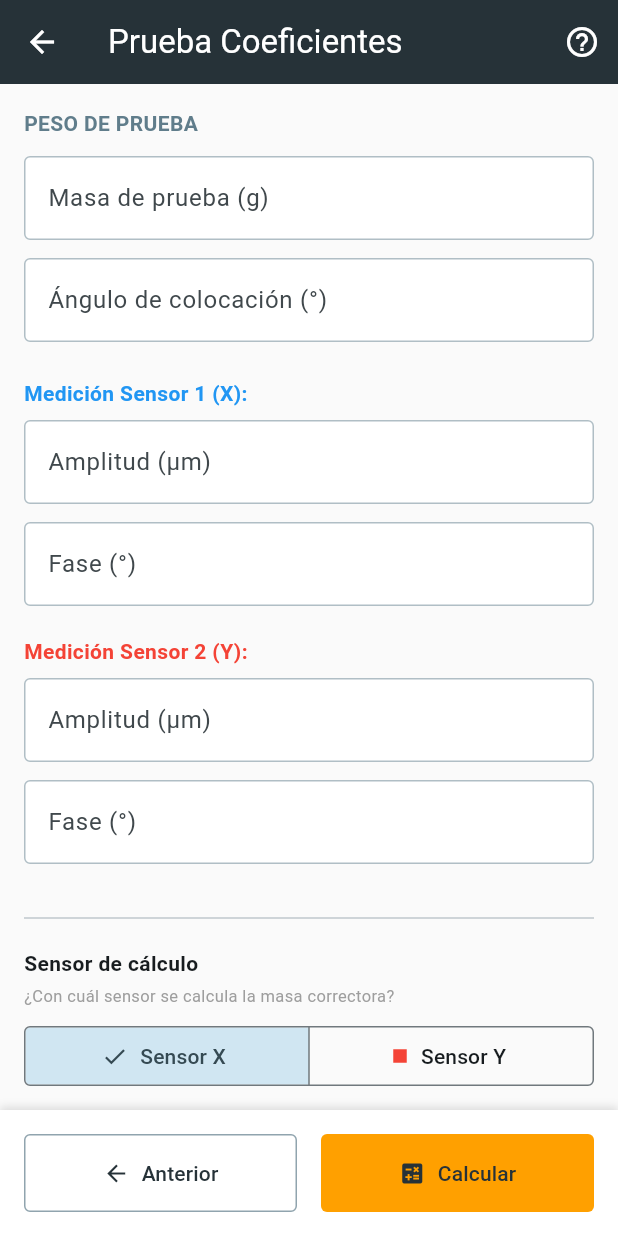
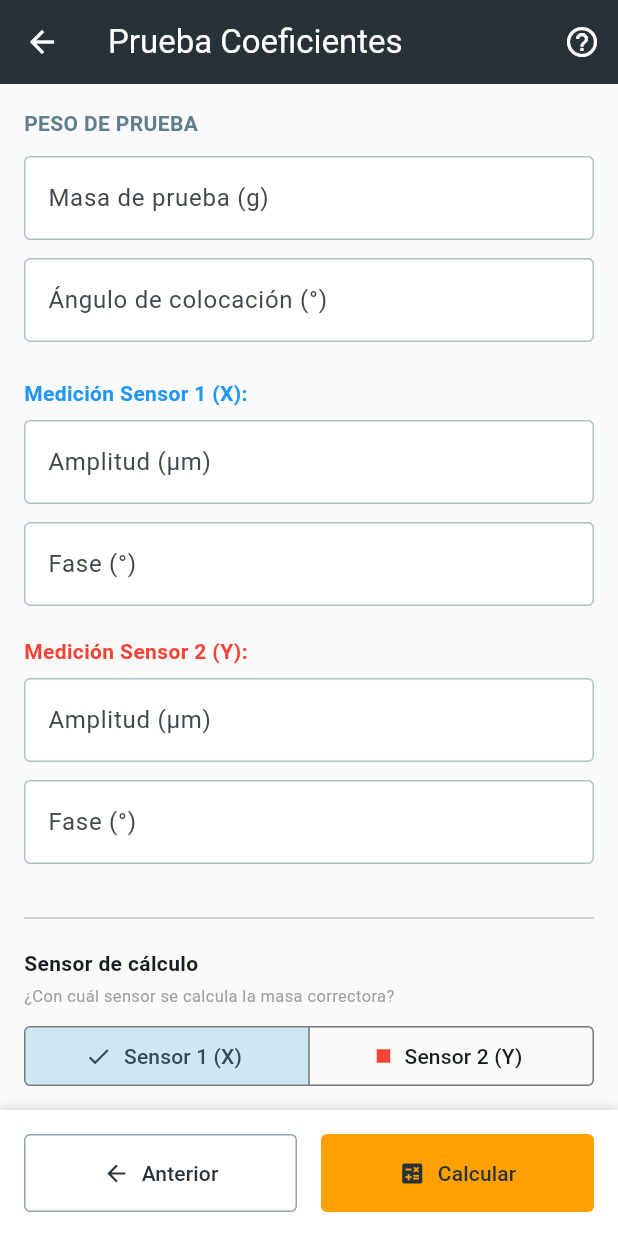
Before and after one commit to a8abhinav02-lgtm/balanceo_app, a Flutter app: the PruebaCoeficientesScreen screen opened by its route, on a phone screen of 412 x 824 dp. Run offline on Flutter 3.47's test engine with Material 3 defaults, Android fonts, the phone set to English and light mode, and no system bars; our stand-ins replace flutter_markdown, pdf, share_plus, shared_preferences; missing offline and left inert: file_saver; accounts and stored records are empty; project files that could hold a hidden picture were left out.

Commit message:
Implement Phase 2: Dynamic sensor tags nomenclature in UI, PDF report, operational guide, and test suite

```diff
--- a/lib/screens/prueba_coeficientes_screen.dart
+++ b/lib/screens/prueba_coeficientes_screen.dart
@@ -70,6 +70,9 @@ class _PruebaCoeficientesScreenState extends State<PruebaCoeficientesScreen> {
   Widget build(BuildContext context) {
     final provider = Provider.of<BalanceoProvider>(context);
     final es2Planos = provider.config?.numPlanos == 2;
+    final config = provider.config;
+    final tag1 = config != null && config.canales.isNotEmpty ? config.canales[0].tag : 'Sensor 1 (X)';
+    final tag2 = config != null && config.canales.length > 1 ? config.canales[1].tag : 'Sensor 2 (Y)';
 
     return Scaffold(
       appBar: AppBar(
@@ -98,14 +101,14 @@ class _PruebaCoeficientesScreenState extends State<PruebaCoeficientesScreen> {
               _buildCampo('Ángulo de colocación (°)', _mtFaseController),
               const SizedBox(height: 24),
 
-              const Text('Medición Sensor 1 (X):', style: TextStyle(fontWeight: FontWeight.bold, color: Colors.blue)),
+              Text('Medición $tag1:', style: const TextStyle(fontWeight: FontWeight.bold, color: Colors.blue)),
               const SizedBox(height: 8),
               _buildCampo('Amplitud (${provider.config?.unidadStr ?? 'µm'})', _v1AmpController),
               const SizedBox(height: 12),
               _buildCampo('Fase (°)', _v1FaseController),
               const SizedBox(height: 20),
 
-              const Text('Medición Sensor 2 (Y):', style: TextStyle(fontWeight: FontWeight.bold, color: Colors.red)),
+              Text('Medición $tag2:', style: const TextStyle(fontWeight: FontWeight.bold, color: Colors.red)),
               const SizedBox(height: 8),
               _buildCampo('Amplitud (${provider.config?.unidadStr ?? 'µm'})', _v2AmpController),
               const SizedBox(height: 12),
@@ -126,16 +129,16 @@ class _PruebaCoeficientesScreenState extends State<PruebaCoeficientesScreen> {
               ),
               const SizedBox(height: 8),
               SegmentedButton<bool>(
-                segments: const [
+                segments: [
                   ButtonSegment(
                     value: true,
-                    label: Text('Sensor X'),
-                    icon: Icon(Icons.circle, color: Colors.blue, size: 12),
+                    label: Text(tag1),
+                    icon: const Icon(Icons.circle, color: Colors.blue, size: 12),
                   ),
                   ButtonSegment(
                     value: false,
-                    label: Text('Sensor Y'),
-                    icon: Icon(Icons.square, color: Colors.red, size: 12),
+                    label: Text(tag2),
+                    icon: const Icon(Icons.square, color: Colors.red, size: 12),
                   ),
                 ],
                 selected: {_usarSensorX},
@@ -151,13 +154,13 @@ class _PruebaCoeficientesScreenState extends State<PruebaCoeficientesScreen> {
                 const SizedBox(height: 20),
                 const Text('Mediciones con peso en P1:', style: TextStyle(fontWeight: FontWeight.bold, color: Colors.blueGrey)),
                 const SizedBox(height: 8),
-                _buildCampo('Sensor 1 (X) - Amplitud (${provider.config?.unidadStr ?? 'µm'})', _v1_1AmpController),
+                _buildCampo('$tag1 - Amplitud (${provider.config?.unidadStr ?? 'µm'})', _v1_1AmpController),
                 const SizedBox(height: 12),
-                _buildCampo('Sensor 1 (X) - Fase (°)', _v1_1FaseController),
+                _buildCampo('$tag1 - Fase (°)', _v1_1FaseController),
                 const SizedBox(height: 12),
-                _buildCampo('Sensor 2 (Y) - Amplitud (${provider.config?.unidadStr ?? 'µm'})', _v1_2AmpController),
+                _buildCampo('$tag2 - Amplitud (${provider.config?.unidadStr ?? 'µm'})', _v1_2AmpController),
                 const SizedBox(height: 12),
-                _buildCampo('Sensor 2 (Y) - Fase (°)', _v1_2FaseController),
+                _buildCampo('$tag2 - Fase (°)', _v1_2FaseController),
               ] else ...[
                 const Text('PESO DE PRUEBA EN PLANO 2', style: TextStyle(fontWeight: FontWeight.bold, color: Colors.blueGrey)),
                 const SizedBox(height: 12),
@@ -167,13 +170,13 @@ class _PruebaCoeficientesScreenState extends State<PruebaCoeficientesScreen> {
                 const SizedBox(height: 20),
                 const Text('Mediciones con peso en P2:', style: TextStyle(fontWeight: FontWeight.bold, color: Colors.blueGrey)),
                 const SizedBox(height: 8),
-                _buildCampo('Sensor 1 (X) - Amplitud (${provider.config?.unidadStr ?? 'µm'})', _v2_1AmpController),
+                _buildCampo('$tag1 - Amplitud (${provider.config?.unidadStr ?? 'µm'})', _v2_1AmpController),
                 const SizedBox(height: 12),
-                _buildCampo('Sensor 1 (X) - Fase (°)', _v2_1FaseController),
+                _buildCampo('$tag1 - Fase (°)', _v2_1FaseController),
                 const SizedBox(height: 12),
-                _buildCampo('Sensor 2 (Y) - Amplitud (${provider.config?.unidadStr ?? 'µm'})', _v2_2AmpController),
+                _buildCampo('$tag2 - Amplitud (${provider.config?.unidadStr ?? 'µm'})', _v2_2AmpController),
                 const SizedBox(height: 12),
-                _buildCampo('Sensor 2 (Y) - Fase (°)', _v2_2FaseController),
+                _buildCampo('$tag2 - Fase (°)', _v2_2FaseController),
               ],
             ],
             const SizedBox(height: 100),
```
Also changed, not shown: lib/screens/medicion_inicial_screen.dart (+9 -7 lines), lib/screens/resultados_screen.dart (+31 -25 lines), lib/utils/pdf_export.dart (+26 -21 lines), lib/widgets/polar_plot.dart (+14 -4 lines), 2 other files.
